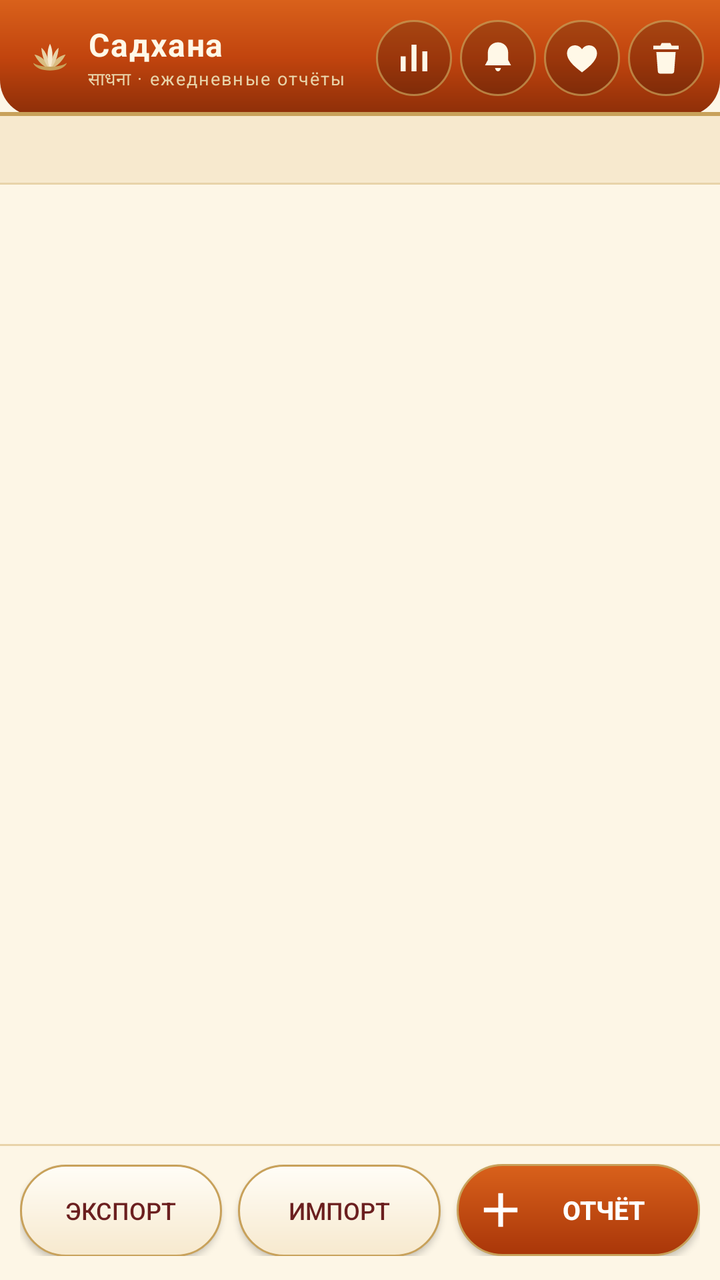
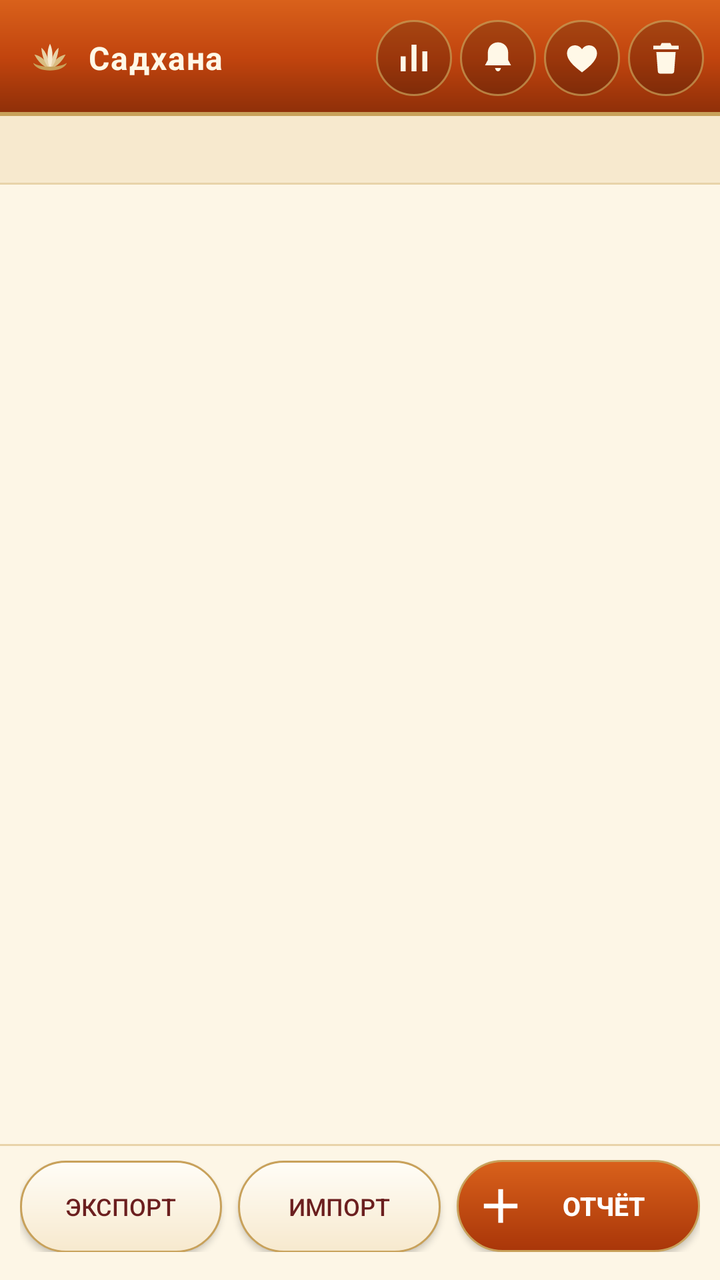

Two renders of the same Android screen: before a commit and after it. Below are the layout's source before the change and the commit's diff.
<!-- AndroidManifest.xml: application theme AppTheme -->
<!-- res/layout/activity_main.xml -->
<?xml version="1.0" encoding="utf-8"?>
<LinearLayout xmlns:android="http://schemas.android.com/apk/res/android"
    android:layout_width="match_parent"
    android:layout_height="match_parent"
    android:orientation="vertical"
    android:background="@color/cream">

    
    <LinearLayout
        android:layout_width="match_parent"
        android:layout_height="wrap_content"
        android:orientation="horizontal"
        android:background="@drawable/bg_header"
        android:gravity="center_vertical"
        android:paddingLeft="14dp"
        android:paddingRight="8dp"
        android:paddingTop="10dp"
        android:paddingBottom="10dp">

        <ImageView
            android:layout_width="22dp"
            android:layout_height="22dp"
            android:src="@drawable/ic_lotus"
            android:contentDescription="@string/lotus" />

        <LinearLayout
            android:layout_width="0dp"
            android:layout_height="wrap_content"
            android:layout_weight="1"
            android:layout_marginLeft="8dp"
            android:orientation="vertical">

            <TextView
                android:id="@+id/header"
                style="@style/HeaderTitle"
                android:layout_width="match_parent"
                android:layout_height="wrap_content"
                android:text="@string/app_name" />

            <TextView
                style="@style/HeaderSubtitle"
                android:layout_width="match_parent"
                android:layout_height="wrap_content"
                android:text="@string/header_subtitle" />
        </LinearLayout>

        <ImageButton
            android:id="@+id/btnStats"
            android:layout_width="38dp"
            android:layout_height="38dp"
            android:layout_marginLeft="4dp"
            android:padding="9dp"
            android:background="@drawable/btn_icon"
            android:src="@drawable/ic_stats"
            android:scaleType="fitCenter"
            android:contentDescription="@string/stats_title" />

        <ImageButton
            android:id="@+id/btnSettings"
            android:layout_width="38dp"
            android:layout_height="38dp"
            android:layout_marginLeft="4dp"
            android:padding="9dp"
            android:background="@drawable/btn_icon"
            android:src="@drawable/ic_alarm"
            android:scaleType="fitCenter"
            android:contentDescription="@string/reminder_title" />

        <ImageButton
            android:id="@+id/btnDonate"
            android:layout_width="38dp"
            android:layout_height="38dp"
            android:layout_marginLeft="4dp"
            android:padding="9dp"
            android:background="@drawable/btn_icon"
            android:src="@drawable/ic_heart"
            android:scaleType="fitCenter"
            android:contentDescription="@string/donate_title" />

        <ImageButton
            android:id="@+id/btnDeleteAll"
            android:layout_width="38dp"
            android:layout_height="38dp"
            android:layout_marginLeft="4dp"
            android:padding="9dp"
            android:background="@drawable/btn_icon"
            android:src="@drawable/ic_trash"
            android:scaleType="fitCenter"
            android:contentDescription="@string/delete_all_title" />
    </LinearLayout>

    <TextView
        android:id="@+id/summary"
        android:layout_width="match_parent"
        android:layout_height="wrap_content"
        android:background="@drawable/bg_summary"
        android:paddingLeft="16dp"
        android:paddingRight="16dp"
        android:paddingTop="9dp"
        android:paddingBottom="9dp"
        android:textColor="@color/ink"
        android:textSize="12sp"
        android:lineSpacingExtra="1dp"
        android:text="" />

    <FrameLayout
        android:layout_width="match_parent"
        android:layout_height="0dp"
        android:layout_weight="1">

        <ListView
            android:id="@+id/list"
            android:layout_width="match_parent"
            android:layout_height="match_parent"
            android:divider="@null"
            android:dividerHeight="0dp"
            android:paddingLeft="10dp"
            android:paddingRight="10dp"
            android:paddingTop="8dp"
            android:paddingBottom="8dp"
            android:clipToPadding="false"
            android:scrollbars="vertical" />

        <TextView
            android:id="@+id/empty"
            android:layout_width="match_parent"
            android:layout_height="match_parent"
            android:gravity="center"
            android:paddingLeft="32dp"
            android:paddingRight="32dp"
            android:text="@string/empty_hint"
            android:textColor="@color/ink_soft"
            android:textSize="15sp"
            android:lineSpacingExtra="4dp"
            android:visibility="gone" />
    </FrameLayout>

    
    <LinearLayout
        android:layout_width="match_parent"
        android:layout_height="wrap_content"
        android:orientation="horizontal"
        android:background="@drawable/bg_bottom_bar"
        android:paddingLeft="10dp"
        android:paddingRight="10dp"
        android:paddingTop="10dp"
        android:paddingBottom="12dp">

        <Button
            android:id="@+id/btnExport"
            android:layout_width="0dp"
            android:layout_height="46dp"
            android:layout_weight="1"
            android:text="Экспорт"
            android:textSize="12sp"
            android:background="@drawable/btn_gold"
            android:textColor="@color/maroon" />

        <Button
            android:id="@+id/btnImport"
            android:layout_width="0dp"
            android:layout_height="46dp"
            android:layout_weight="1"
            android:layout_marginLeft="8dp"
            android:text="Импорт"
            android:textSize="12sp"
            android:background="@drawable/btn_gold"
            android:textColor="@color/maroon" />

        <Button
            android:id="@+id/btnAdd"
            android:layout_width="0dp"
            android:layout_height="46dp"
            android:layout_weight="1.2"
            android:layout_marginLeft="8dp"
            android:text="Отчёт"
            android:textSize="13sp"
            android:textStyle="bold"
            android:drawableLeft="@drawable/ic_plus"
            android:drawablePadding="5dp"
            android:paddingLeft="10dp"
            android:paddingRight="14dp"
            android:background="@drawable/btn_primary"
            android:textColor="@color/white" />
    </LinearLayout>
</LinearLayout>
<!-- resources referenced by this layout -->
<resources>
  <color name="cream">#FDF6E6</color>
  <color name="ink">#3B2416</color>
  <color name="ink_soft">#8A6A52</color>
  <color name="maroon">#6B1F1F</color>
  <color name="white">#FFFFFF</color>
  <!-- drawable bg_header (drawable) -->
  <?xml version="1.0" encoding="utf-8"?>
  <layer-list xmlns:android="http://schemas.android.com/apk/res/android">
      <item>
          <shape android:shape="rectangle">
              <gradient
                  android:angle="270"
                  android:startColor="#D9611B"
                  android:centerColor="#C1440E"
                  android:endColor="#8C2E08" />
              <corners
                  android:bottomLeftRadius="18dp"
                  android:bottomRightRadius="18dp" />
          </shape>
      </item>
      <item
          android:gravity="bottom"
          android:height="2dp">
          <shape android:shape="rectangle">
              <solid android:color="#C8A15A" />
          </shape>
      </item>
  </layer-list>
  <!-- drawable btn_gold (drawable) -->
  <?xml version="1.0" encoding="utf-8"?>
  <shape xmlns:android="http://schemas.android.com/apk/res/android"
      android:shape="rectangle">
      <gradient
          android:angle="270"
          android:startColor="#FFFDF7"
          android:endColor="#F7E9CE" />
      <corners android:radius="24dp" />
      <stroke
          android:width="1dp"
          android:color="#C8A15A" />
  </shape>
  <!-- drawable btn_icon (drawable) -->
  <?xml version="1.0" encoding="utf-8"?>
  <shape xmlns:android="http://schemas.android.com/apk/res/android"
      android:shape="oval">
      <solid android:color="#33000000" />
      <stroke
          android:width="1dp"
          android:color="#B3C8A15A" />
  </shape>
  <!-- drawable btn_primary (drawable) -->
  <?xml version="1.0" encoding="utf-8"?>
  <shape xmlns:android="http://schemas.android.com/apk/res/android"
      android:shape="rectangle">
      <gradient
          android:angle="270"
          android:startColor="#D9611B"
          android:endColor="#A93609" />
      <corners android:radius="24dp" />
      <stroke
          android:width="1dp"
          android:color="#C8A15A" />
  </shape>
  <!-- drawable ic_stats (drawable) -->
  <?xml version="1.0" encoding="utf-8"?>
  <vector xmlns:android="http://schemas.android.com/apk/res/android"
      android:width="24dp"
      android:height="24dp"
      android:viewportWidth="24"
      android:viewportHeight="24">
      <path
          android:fillColor="#FFF8E7"
          android:pathData="M4,20 L7,20 L7,11 L4,11 Z M10.5,20 L13.5,20 L13.5,4 L10.5,4 Z M17,20 L20,20 L20,8 L17,8 Z" />
  </vector>
  <string name="app_name">Садхана</string>
  <string name="delete_all_title">Удалить все записи</string>
  <string name="donate_title">Поддержать проект</string>
  <string name="empty_hint">Пока нет ни одного отчёта.\n\nНажмите «＋ Отчёт», чтобы заполнить отчёт за сегодня.</string>
  <string name="header_subtitle">साधना · ежедневные отчёты</string>
  <string name="lotus">Лотос</string>
  <string name="reminder_title">Напоминание</string>
  <string name="stats_title">Графики</string>
  <style name="HeaderSubtitle">
          <item name="android:textColor">#E8D3A9</item>
          <item name="android:textSize">9sp</item>
          <item name="android:maxLines">1</item>
          <item name="android:letterSpacing">0.08</item>
      </style>
  <style name="HeaderTitle">
          <item name="android:textColor">#FFF8E7</item>
          <item name="android:textSize">16sp</item>
          <item name="android:textStyle">bold</item>
          <item name="android:maxLines">1</item>
          <item name="android:ellipsize">end</item>
          <item name="android:letterSpacing">0.04</item>
      </style>
  <!-- unchanged entries left out for length: 8 -->
</resources>

<!-- the commit's change to res/layout/activity_main.xml (unified diff, before → after) -->
@@ -23,26 +23,14 @@
             android:src="@drawable/ic_lotus"
             android:contentDescription="@string/lotus" />
 
-        <LinearLayout
+        <TextView
+            android:id="@+id/header"
+            style="@style/HeaderTitle"
             android:layout_width="0dp"
             android:layout_height="wrap_content"
             android:layout_weight="1"
             android:layout_marginLeft="8dp"
-            android:orientation="vertical">
-
-            <TextView
-                android:id="@+id/header"
-                style="@style/HeaderTitle"
-                android:layout_width="match_parent"
-                android:layout_height="wrap_content"
-                android:text="@string/app_name" />
-
-            <TextView
-                style="@style/HeaderSubtitle"
-                android:layout_width="match_parent"
-                android:layout_height="wrap_content"
-                android:text="@string/header_subtitle" />
-        </LinearLayout>
+            android:text="@string/app_name" />
 
         <ImageButton
             android:id="@+id/btnStats"
@@ -143,8 +131,8 @@
         android:background="@drawable/bg_bottom_bar"
         android:paddingLeft="10dp"
         android:paddingRight="10dp"
-        android:paddingTop="10dp"
-        android:paddingBottom="12dp">
+        android:paddingTop="8dp"
+        android:paddingBottom="14dp">
 
         <Button
             android:id="@+id/btnExport"
<!-- resource entries referenced after the edit -->
@@ -15,9 +15,6 @@
                   android:startColor="#D9611B"
                   android:centerColor="#C1440E"
                   android:endColor="#8C2E08" />
-              <corners
-                  android:bottomLeftRadius="18dp"
-                  android:bottomRightRadius="18dp" />
           </shape>
       </item>
       <item
@@ -78,16 +75,9 @@
   <string name="delete_all_title">Удалить все записи</string>
   <string name="donate_title">Поддержать проект</string>
   <string name="empty_hint">Пока нет ни одного отчёта.\n\nНажмите «＋ Отчёт», чтобы заполнить отчёт за сегодня.</string>
-  <string name="header_subtitle">साधना · ежедневные отчёты</string>
   <string name="lotus">Лотос</string>
   <string name="reminder_title">Напоминание</string>
   <string name="stats_title">Графики</string>
-  <style name="HeaderSubtitle">
-          <item name="android:textColor">#E8D3A9</item>
-          <item name="android:textSize">9sp</item>
-          <item name="android:maxLines">1</item>
-          <item name="android:letterSpacing">0.08</item>
-      </style>
   <style name="HeaderTitle">
           <item name="android:textColor">#FFF8E7</item>
           <item name="android:textSize">16sp</item>
